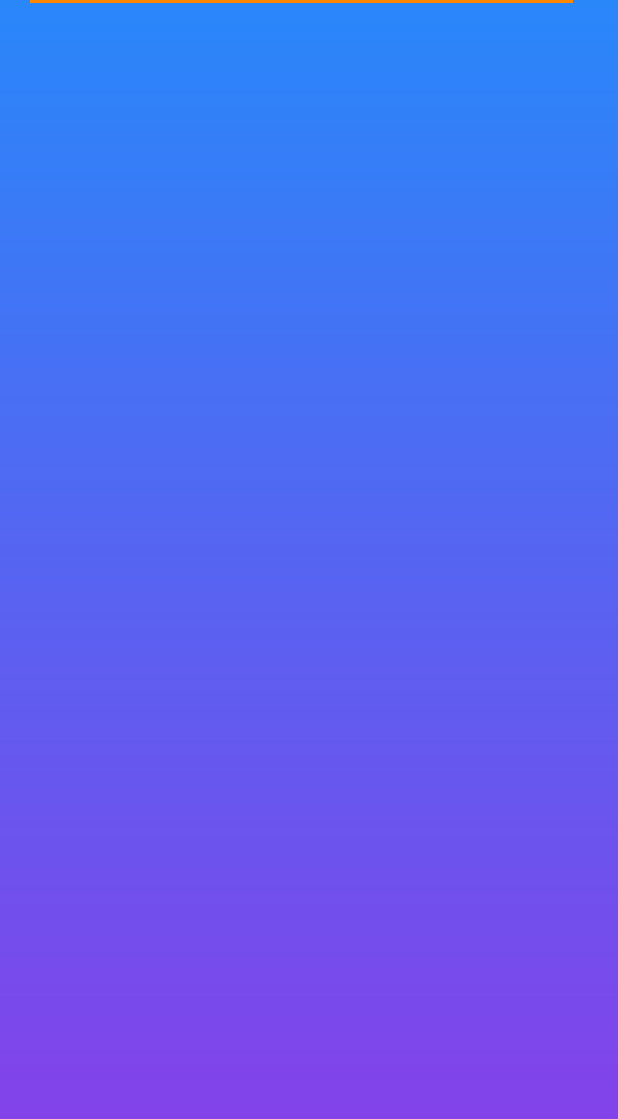
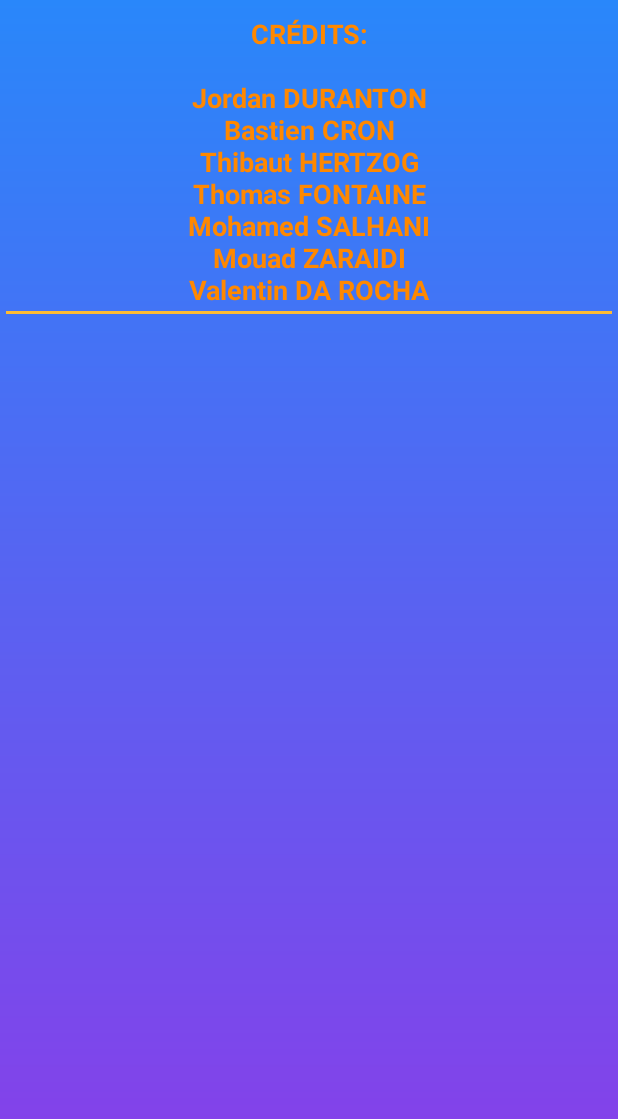
Before and after one commit to THlBQUT/MiniMaths, an Android app: the layout activity_credits.xml on its own in the app's theme, with its tools: preview values and no code run, on a phone screen of 412 x 824 dp. Shown: the top 1119 px of the screen. Run offline under Robolectric (Android 15) with nearby library versions, the phone set to English and light mode, and no system bars.

Commit message:
correction de activity_credits.xml

```diff
--- a/app/src/main/res/layout/activity_credits.xml
+++ b/app/src/main/res/layout/activity_credits.xml
@@ -1,54 +1,21 @@
 <?xml version="1.0" encoding="utf-8"?>
 <ScrollView xmlns:android="http://schemas.android.com/apk/res/android"
-    xmlns:app="http://schemas.android.com/apk/res-auto"
     xmlns:tools="http://schemas.android.com/tools"
     android:layout_width="match_parent"
     android:layout_height="match_parent"
     android:background="@drawable/gradient">
 
-  <LinearLayout
-            android:layout_width="match_parent"
-            android:layout_height="match_parent"
-            android:layout_marginHorizontal="20dp"
-            android:orientation="horizontal">
-
-            <!--<TextView
-                android:layout_width="110dp"
-                android:layout_height="wrap_content"
-                android:text="@string/CRÉDITS:"
-                android:text="@string/\n"
-                android:text="@string/\n"
-                android:text="@string/Jordan DURANTON"
-                android:text="@string/\n"
-                android:text="@string/Bastien CRON"
-                android:text="@string/\n"
-                android:text="@string/Thomas FONTAINE"
-                android:text="@string/\n"
-                android:text="@string/Mohamed SALHANI"
-                android:text="@string/\n"
-                android:text="@string/Thibaut HERTZOG"
-                android:text="@string/\n"
-                android:text="@string/Mouad ZARAIDI"
-                android:text="@string/\n"
-                android:text="@string/Valentin DA ROCHA"
-                android:layout_marginLeft="10dp"
-                android:layout_marginTop="20dp"
-                android:layout_marginRight="10dp"
-                android:layout_marginBottom="20dp"
-                android:layout_weight="1"
-                android:text="Info"
-                android:textColor="@android:color/holo_orange_dark"
-                android:textSize="18sp"
-                android:textStyle="bold" />
--->
-            <View
-                android:layout_width="wrap_content"
-                android:layout_height="2dp"
-                android:layout_gravity="center_vertical"
-                android:layout_marginRight="10dp"
-                android:layout_weight="1"
-                android:background="@android:color/holo_orange_dark" />
-
-        </LinearLayout>
-
-  </ScrollView>
+    <EditText
+        android:id="@+id/editTextTextMultiLine"
+        android:layout_width="match_parent"
+        android:layout_height="wrap_content"
+        android:ems="10"
+        android:text="CRÉDITS:\n\nJordan DURANTON\nBastien CRON\nThibaut HERTZOG\nThomas FONTAINE\nMohamed SALHANI\nMouad ZARAIDI\nValentin DA ROCHA"
+        android:gravity="start|top"
+        android:inputType="textMultiLine"
+        android:textColor="@android:color/holo_orange_dark"
+        android:textStyle="bold"
+        android:textAlignment="center"
+        tools:ignore="LabelFor,RtlCompat"
+        android:importantForAutofill="no" />
+</ScrollView>
```
